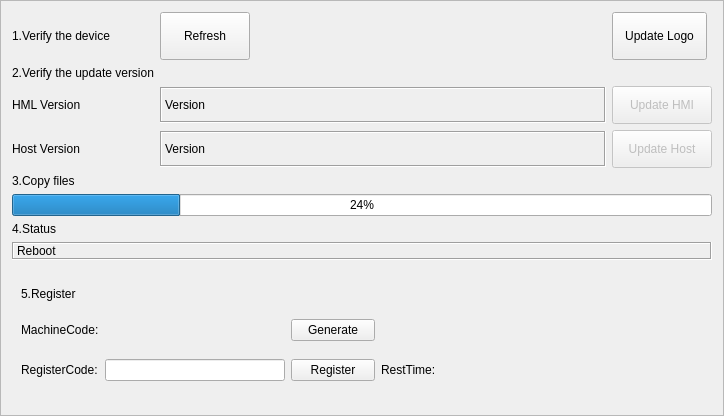
The window that hcmaintains/icupdatesystem.ui (GaussCheng/2-5AxisPunch) describes before a commit, drawn with Qt 5.
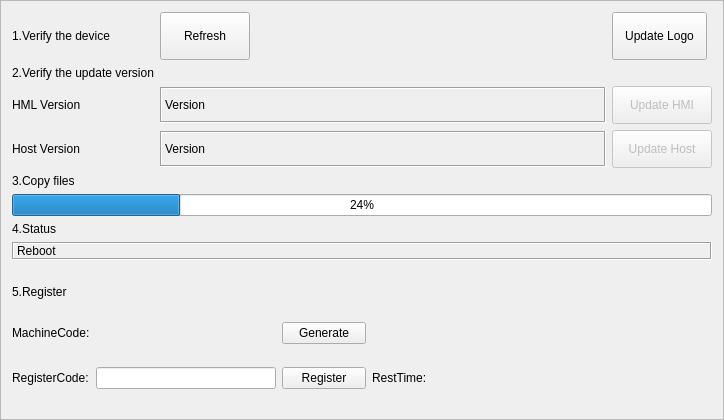
The same window after the commit. Custom widgets are drawn as their Qt base class.

```diff
--- a/hcmaintains/icupdatesystem.ui
+++ b/hcmaintains/icupdatesystem.ui
@@ -7,7 +7,7 @@
     <x>0</x>
     <y>0</y>
     <width>724</width>
-    <height>416</height>
+    <height>420</height>
    </rect>
   </property>
   <property name="sizePolicy">
@@ -335,6 +335,12 @@
    <item row="8" column="0" rowspan="3" colspan="4">
     <widget class="QWidget" name="registerContainer" native="true">
      <layout class="QGridLayout" name="gridLayout_2">
+      <property name="verticalSpacing">
+       <number>4</number>
+      </property>
+      <property name="margin">
+       <number>0</number>
+      </property>
       <item row="0" column="0">
        <widget class="QLabel" name="label_6">
         <property name="sizePolicy">
```
